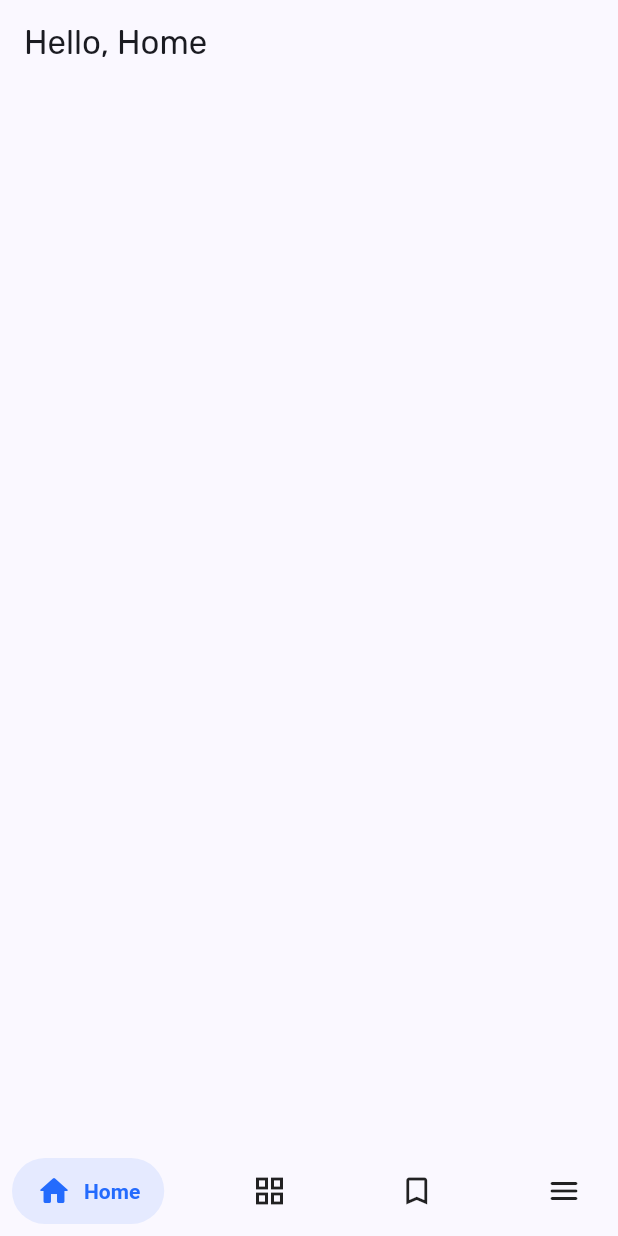
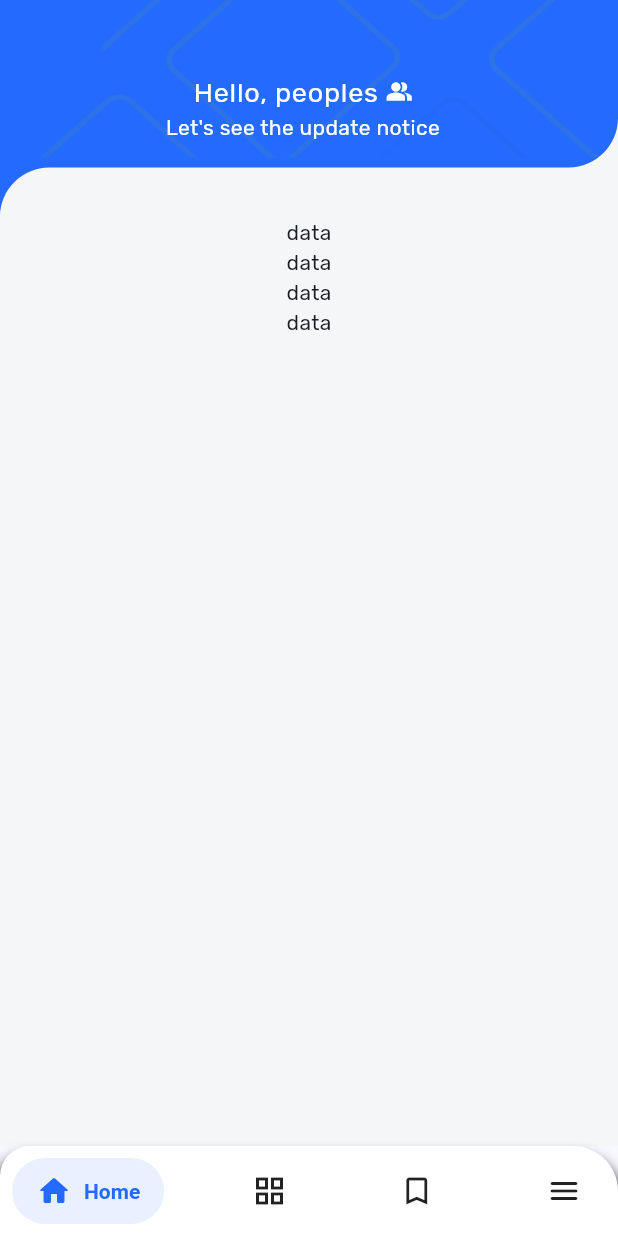
Before and after one commit to aacfahim/notice-board, a Flutter app: the screen it shows after launch, on a phone screen of 412 x 824 dp. Run offline on Flutter 3.47's test engine with Material 3 defaults, Android fonts, the phone set to English and light mode, and no system bars; drawn by our look-alikes of salomon_bottom_bar; our stand-ins replace flutter_svg, google_fonts.

Commit message:
custom appbar, navbar modification, and icons added

```diff
--- a/lib/features/home/ui/category.dart
+++ b/lib/features/home/ui/category.dart
@@ -1,5 +1,6 @@
 import 'package:flutter/material.dart';
 import 'package:notice_board/features/home/ui/custom_navbar.dart';
+import 'package:notice_board/features/home/ui/widgets/common_appbar.dart';
 
 class Category extends StatelessWidget {
   const Category({super.key});
@@ -7,7 +8,8 @@ class Category extends StatelessWidget {
   @override
   Widget build(BuildContext context) {
     return Scaffold(
-      appBar: AppBar(title: Text("Category")),
+      backgroundColor: Color(0xffF5F6F7),
+      appBar: CommonAppBar(text: "Category"),
     );
   }
 }
--- a/lib/features/home/ui/custom_navbar.dart
+++ b/lib/features/home/ui/custom_navbar.dart
@@ -32,7 +32,7 @@ class _CustomBottomNavigationBarState extends State<CustomBottomNavigationBar> {
   Widget build(BuildContext context) {
     return Scaffold(
       body: PageView(
-        physics: NeverScrollableScrollPhysics(),
+        physics: const NeverScrollableScrollPhysics(),
         controller: _pageController,
         onPageChanged: (index) {
           setState(() {
@@ -46,7 +46,20 @@ class _CustomBottomNavigationBarState extends State<CustomBottomNavigationBar> {
           Category(),
         ],
       ),
-      bottomNavigationBar: SalomonBottomBar(
+      bottomNavigationBar: Container(
+        decoration: const BoxDecoration(
+            color: Colors.white,
+            boxShadow: [
+              BoxShadow(
+                color: Colors.black,
+                blurRadius: 8,
+                spreadRadius: 2,
+                offset: Offset(0, 10),
+              ),
+            ],
+            borderRadius: BorderRadius.only(
+                topLeft: Radius.circular(20), topRight: Radius.circular(30))),
+        child: SalomonBottomBar(
           currentIndex: _currentIndex,
           onTap: (index) {
             // _pageController.animateToPage(
@@ -79,6 +92,7 @@ class _CustomBottomNavigationBarState extends State<CustomBottomNavigationBar> {
             ),
           ],
         ),
+      ),
     );
   }
 }
--- a/lib/features/home/ui/home.dart
+++ b/lib/features/home/ui/home.dart
@@ -1,5 +1,5 @@
 import 'package:flutter/material.dart';
-import 'package:notice_board/features/home/ui/custom_navbar.dart';
+import 'package:notice_board/features/home/ui/widgets/home_appbar.dart';
 
 class Home extends StatefulWidget {
   const Home({super.key});
@@ -12,10 +12,17 @@ class _HomeState extends State<Home> {
   @override
   Widget build(BuildContext context) {
     return Scaffold(
-      appBar: AppBar(
-        title: Text("Hello, Home"),
+      extendBody: true,
+      backgroundColor: Color(0xffF5F6F7),
+      body: Column(
+        children: [
+          HomeAppBar(subtitle: "Let's see the update notice"),
+          Text("data"),
+          Text("data"),
+          Text("data"),
+          Text("data"),
+        ],
       ),
-      body: Container(),
     );
   }
 }
--- /dev/null
+++ b/lib/features/home/ui/widgets/home_appbar.dart
@@ -0,0 +1,52 @@
+import 'package:flutter/material.dart';
+import 'package:flutter_svg/flutter_svg.dart';
+
+class HomeAppBar extends StatelessWidget {
+  HomeAppBar({super.key, required this.subtitle});
+  String subtitle;
+
+  @override
+  Widget build(BuildContext context) {
+    return Stack(
+      children: [
+        SizedBox(
+          width: double.infinity,
+          child: SvgPicture.asset(
+            "assets/home_appbar.svg",
+            fit: BoxFit.fill,
+          ),
+        ),
+        SizedBox(
+          width: double.infinity,
+          child: SvgPicture.asset(
+            "assets/home_appbar_vector.svg",
+            fit: BoxFit.fill,
+          ),
+        ),
+        Positioned.fill(
+          child: Align(
+            alignment: Alignment.centerRight,
+            child: ListTile(
+              title: const Row(
+                mainAxisAlignment: MainAxisAlignment.center,
+                children: [
+                  Text(
+                    "Hello, peoples",
+                    style: TextStyle(color: Colors.white, fontSize: 18),
+                  ),
+                  SizedBox(width: 5),
+                  Icon(Icons.people_alt, color: Colors.white, size: 18)
+                ],
+              ),
+              subtitle: Text(
+                textAlign: TextAlign.center,
+                subtitle,
+                style: const TextStyle(color: Colors.white),
+              ),
+            ),
+          ),
+        ),
+      ],
+    );
+  }
+}
```
Also changed, not shown: lib/features/home/ui/widgets/common_appbar.dart (added, +46 -0 lines), pubspec.yaml (+4 -3 lines), assets/back_button.png (added), assets/home_appbar.png (added), assets/home_appbar.svg (added), assets/home_appbar_vector.png (added), assets/home_appbar_vector.svg (added), pubspec.lock. Lines whose indentation alone changed are shown as unchanged.
